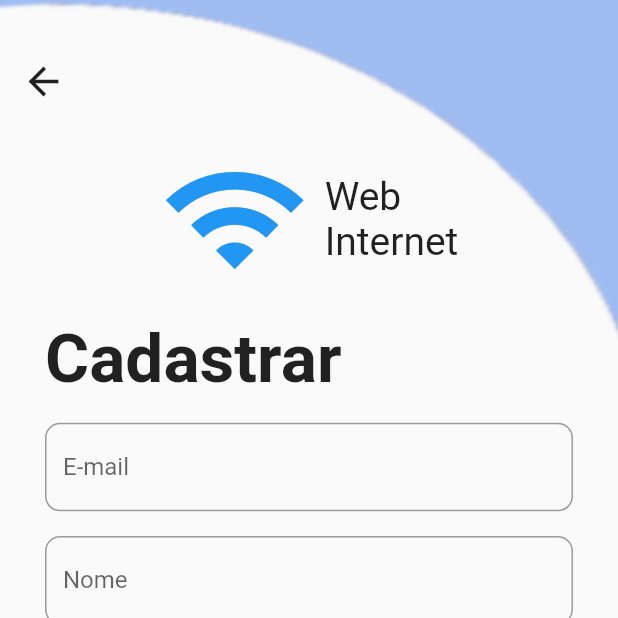
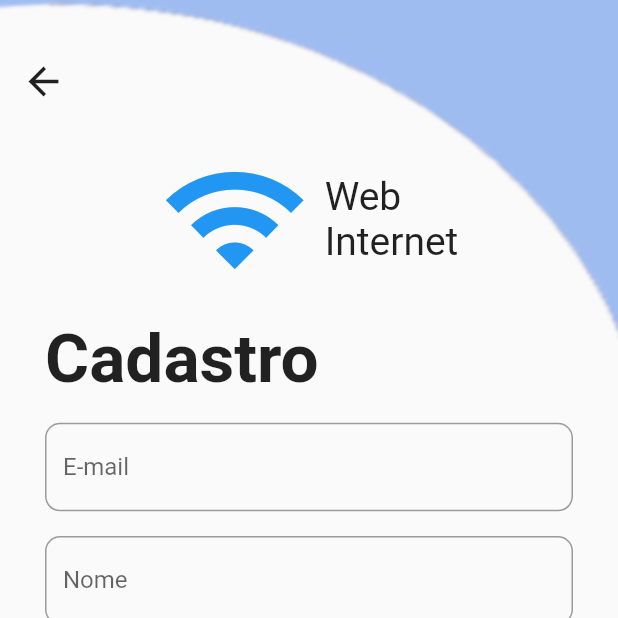
Before and after one commit to luminato/loginPage, a Flutter app: the screen it shows after launch, after a tap on "Cadastre-se!", on a phone screen of 412 x 824 dp, the top half of it. Run offline on Flutter 3.47's test engine with Material 2 defaults, Android fonts, the phone set to English and light mode, and no system bars.

```diff
--- a/lib/views/login_screen.dart
+++ b/lib/views/login_screen.dart
@@ -4,8 +4,21 @@ import '../views/singup_screen.dart';
 import '../widgets/login_widgets.dart';
 import '../widgets/background.dart';
 
+class LoginScreen extends StatefulWidget {
+  @override
+  _LoginScreenState createState() => _LoginScreenState();
+}
 
-class LoginScreen extends StatelessWidget with LoginWidgets {
+class _LoginScreenState extends State<LoginScreen> with LoginWidgets {
+  bool isVisible = true;
+
+  void _visible() {
+    setState(() {
+          isVisible = !isVisible;
+        });
+
+  }
+
   @override
   Widget build(BuildContext context) {
     Size size = MediaQuery.of(context).size;
@@ -17,39 +30,47 @@ class LoginScreen extends StatelessWidget with LoginWidgets {
             mainAxisAlignment: MainAxisAlignment.center,
             crossAxisAlignment: CrossAxisAlignment.start,
             children: [
-              SizedBox(height: size.height*0.10,),
+              SizedBox(
+                height: size.height * 0.10,
+              ),
               logo(),
-              SizedBox(height: size.height*0.02,),
-              titleIntro(
-                text: 'Login'
-                ),
-              SizedBox(height: size.height*0.02,),
-              inputUserName(
-                label: "Usuário",
-                hintText: "Digite Seu Usuário."
+              SizedBox(
+                height: size.height * 0.02,
               ),
-              SizedBox(height: size.height*0.02,),
+              titleIntro(text: 'Login'),
+              SizedBox(
+                height: size.height * 0.02,
+              ),
+              inputUserName(label: "Usuário", hintText: "Digite Seu Usuário."),
+              SizedBox(
+                height: size.height * 0.02,
+              ),
               inputPassword(
-                label: "Senha",
-                hintText: "Digite sua senha."
+                  label: "Senha",
+                  hintText: "Digite sua senha.",
+                  iconView: _visible,
+                  isVisible: isVisible
               ),
-              SizedBox(height: size.height*0.01,),
+              SizedBox(
+                height: size.height * 0.01,
+              ),
               textForgetPassword(),
-              SizedBox(height: size.height*0.05,),
+              SizedBox(
+                height: size.height * 0.05,
+              ),
               buttonSignIn(
                 text: "Entar",
               ),
-              SizedBox(height: size.height*0.05,),
-              textSingUp(
-                (){
-                  Navigator.push(
-                    context,
-                    MaterialPageRoute(builder: (context) => SingUp())
-                  );
-                }
-              )
-            ],),
+              SizedBox(
+                height: size.height * 0.05,
+              ),
+              textSingUp(() {
+                Navigator.push(
+                    context, MaterialPageRoute(builder: (context) => SingUp()));
+              })
+            ],
           ),
+        ),
       ),
     );
   }
--- a/lib/views/singup_screen.dart
+++ b/lib/views/singup_screen.dart
@@ -23,7 +23,7 @@ class SingUp extends StatelessWidget with SingUpWidgets {
                 SizedBox(
                   height: size.height * 0.02,
                 ),
-                titleIntro(text: 'Cadastrar'),
+                titleIntro(text: 'Cadastro'),
                 SizedBox(
                   height: size.height * 0.02,
                 ),
--- a/lib/widgets/login_widgets.dart
+++ b/lib/widgets/login_widgets.dart
@@ -45,13 +45,29 @@ class LoginWidgets {
     );
   }
 
-  Widget inputPassword({String label, String hintText}) {
+  Widget inputPassword({String label, String hintText, Function iconView, bool isVisible}) {
+
+    _iconView(){
+      return IconButton(
+            icon: Icon(Icons.remove_red_eye),
+            onPressed: iconView,
+          );
+    }
+
+    _iconNotView(){
+      return IconButton(
+            icon: Icon(Icons.visibility_off),
+            onPressed: iconView,
+          );
+    }
+
     return TextField(
+      obscureText: isVisible,
       decoration: InputDecoration(
           border: OutlineInputBorder(borderRadius: BorderRadius.circular(10)),
           labelText: label,
           hintText: hintText,
-          suffixIcon: Icon(Icons.remove_red_eye)),
+          suffixIcon: isVisible ? _iconView() : _iconNotView()),
     );
   }
 
```
Also changed, not shown: lib/views/splash_screen.dart (deleted, +0 -50 lines).
